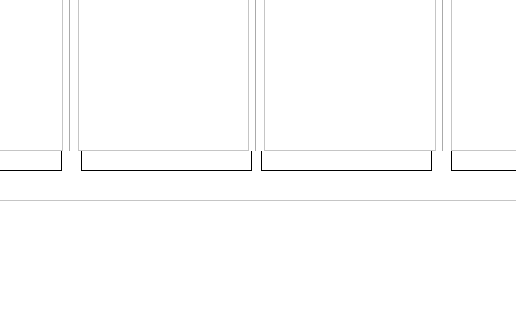
Before: the Qt Designer form GUI/sub.ui in addinedu-advance-2nd/aris-repo-1, drawn with Qt 5; both pictures show x 129 to 645 and y 420 to 740 of the 783 by 852 pixel window.
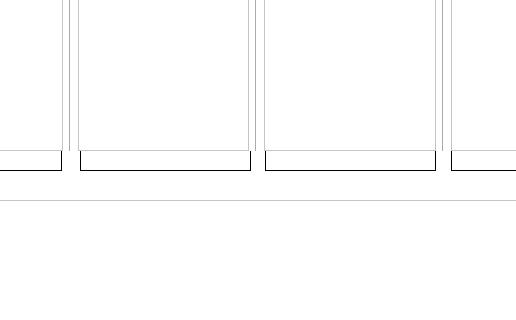
After: the same form once the commit is applied.

```diff
--- a/GUI/sub.ui
+++ b/GUI/sub.ui
@@ -233,7 +233,7 @@
    <widget class="QLabel" name="topping_name_label_1">
     <property name="geometry">
      <rect>
-      <x>200</x>
+      <x>199</x>
       <y>200</y>
       <width>171</width>
       <height>21</height>
@@ -270,7 +270,7 @@
    <widget class="QLabel" name="topping_name_label_2">
     <property name="geometry">
      <rect>
-      <x>380</x>
+      <x>384</x>
       <y>200</y>
       <width>171</width>
       <height>21</height>
```
